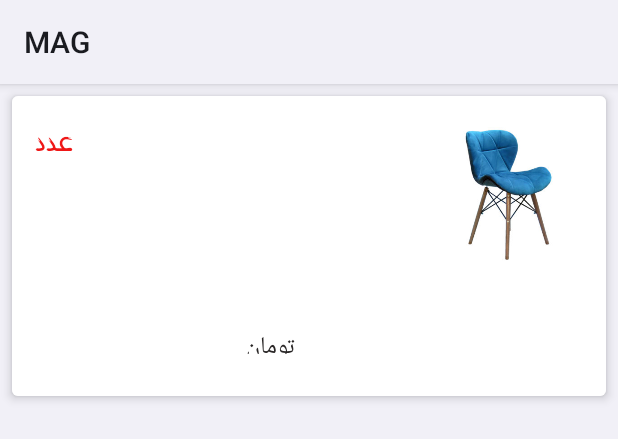
After one commit to mrparvaneh73/MAG-Market, an Android app: the layout placed_order_porduct_item.xml on its own in the app's theme, with its tools: preview values and no code run, on a phone screen of 412 x 824 dp. The commit adds this screen. Shown: the top 439 px of the screen. Run offline under Robolectric (Android 15) with nearby library versions, the phone set to English and light mode, and no system bars; network calls fail.

Commit message:
show details of each order

```diff
--- a/app/src/main/java/com/example/magmarket/data/remote/network/MarketService.kt
+++ b/app/src/main/java/com/example/magmarket/data/remote/network/MarketService.kt
@@ -91,6 +91,7 @@ interface MarketService {
     @GET("orders")
     suspend fun getPlacedOrders(
         @Query("customer") customer_id: Int,
+        @Query("status") status: String = "completed",
         @QueryMap tokens: Map<String, String> = BASE_PARAM
     ): Response<List<ResponseOrder>>
 
--- a/app/src/main/java/com/example/magmarket/ui/adapters/CartViewPagerAdapter.kt
+++ b/app/src/main/java/com/example/magmarket/ui/adapters/CartViewPagerAdapter.kt
@@ -5,7 +5,7 @@ import androidx.fragment.app.FragmentManager
 import androidx.lifecycle.Lifecycle
 import androidx.viewpager2.adapter.FragmentStateAdapter
 import com.example.magmarket.ui.cartfragment.CartFragment
-import com.example.magmarket.ui.cartfragment.MyOrdersFragment
+import com.example.magmarket.ui.placedordersfragment.MyOrdersFragment
 
 class CartViewPagerAdapter(fragmentManager: FragmentManager, lifecycle: Lifecycle):
     FragmentStateAdapter(fragmentManager,lifecycle) {
--- a/app/src/main/java/com/example/magmarket/ui/finalizeFragment/FinalizeOrderViewModel.kt
+++ b/app/src/main/java/com/example/magmarket/ui/finalizeFragment/FinalizeOrderViewModel.kt
@@ -46,7 +46,7 @@ class FinalizeOrderViewModel @Inject constructor(
         myorderId?.let {
             getAnOrder(it)
         }
-
+        getUser()
     }
 
     private val _coupon: MutableStateFlow<Resource<List<CouponResponse>>> =
@@ -71,11 +71,11 @@ class FinalizeOrderViewModel @Inject constructor(
 
     private fun getUser() {
         viewModelScope.launch {
+            delay(500)
             userDataStore.getUser().collect {
                 _userFromDataStore.emit(it)
             }
         }
-
     }
 
     fun getCustomer(id: Int) {
--- a/app/src/main/res/layout/fragment_cart.xml
+++ b/app/src/main/res/layout/fragment_cart.xml
@@ -4,13 +4,12 @@
     xmlns:tools="http://schemas.android.com/tools"
     android:layout_width="match_parent"
     android:layout_height="match_parent"
-    android:background="@color/background">
+    >
 
     <androidx.constraintlayout.widget.ConstraintLayout
         android:id="@+id/emptycart"
         android:layout_width="match_parent"
         android:layout_height="match_parent"
-        android:visibility="gone"
         app:layout_constraintBottom_toBottomOf="parent"
         app:layout_constraintEnd_toEndOf="parent"
         app:layout_constraintStart_toStartOf="parent"
@@ -33,12 +32,14 @@
 
         <androidx.constraintlayout.widget.ConstraintLayout
             android:layout_width="match_parent"
+            android:background="@color/background"
             android:layout_height="wrap_content">
 
             <androidx.recyclerview.widget.RecyclerView
                 android:id="@+id/cartRecyclerviw"
                 android:layout_width="match_parent"
                 android:layout_height="wrap_content"
+                android:background="@color/background"
                 app:layoutManager="androidx.recyclerview.widget.LinearLayoutManager"
                 app:layout_constraintBottom_toTopOf="@id/parent_detail"
                 app:layout_constraintEnd_toEndOf="parent"
--- /dev/null
+++ b/app/src/main/res/layout/placed_order_porduct_item.xml
@@ -0,0 +1,134 @@
+<?xml version="1.0" encoding="utf-8"?>
+<androidx.cardview.widget.CardView xmlns:android="http://schemas.android.com/apk/res/android"
+    xmlns:app="http://schemas.android.com/apk/res-auto"
+    xmlns:tools="http://schemas.android.com/tools"
+    android:layout_width="match_parent"
+    android:layout_height="200dp"
+    android:layout_margin="@dimen/standardMargin2x"
+    android:layout_marginHorizontal="@dimen/standardMargin0.5x"
+    android:backgroundTint="@color/whiteBackground"
+    app:cardCornerRadius="@dimen/standardMargin"
+    app:cardElevation="@dimen/standardMargin">
+
+    <androidx.constraintlayout.widget.ConstraintLayout
+        android:layout_width="match_parent"
+        android:layout_height="match_parent"
+        android:background="@color/background">
+
+        <ImageView
+            android:id="@+id/img_product"
+            android:layout_width="90dp"
+            android:layout_height="123dp"
+            android:layout_margin="@dimen/standardMargin"
+            android:layout_weight="60"
+            android:adjustViewBounds="true"
+
+            android:scaleType="fitCenter"
+            android:src="@drawable/sample"
+            app:layout_constraintBottom_toTopOf="@+id/tvnameproduct"
+            app:layout_constraintEnd_toEndOf="parent"
+            app:layout_constraintHorizontal_bias="0.947"
+            app:layout_constraintStart_toStartOf="parent"
+            app:layout_constraintTop_toTopOf="parent"
+            app:layout_constraintVertical_bias="0.0"
+            tools:ignore="ContentDescription" />
+
+        <TextView
+            android:id="@+id/tvnameproduct"
+            android:layout_width="wrap_content"
+            android:layout_height="wrap_content"
+            android:layout_marginBottom="56dp"
+            android:layout_weight="10"
+            android:fontFamily="@font/far_mitra"
+            android:gravity="center"
+            android:maxLines="2"
+            android:textColor="@color/text"
+            android:textSize="@dimen/TextSize3x"
+            app:layout_constraintBottom_toTopOf="@id/tvpriceproduct"
+
+            app:layout_constraintEnd_toStartOf="@+id/img_product"
+            app:layout_constraintHorizontal_bias="1.0"
+            app:layout_constraintStart_toStartOf="parent"
+            tools:ignore="SpUsage" />
+
+        <com.google.android.material.textview.MaterialTextView
+            android:id="@+id/tvpriceproduct"
+            android:layout_width="wrap_content"
+            android:layout_height="wrap_content"
+            android:layout_marginStart="104dp"
+            android:layout_marginBottom="28dp"
+            android:fontFamily="@font/farkhondeh"
+            android:text=""
+            android:textColor="@color/text"
+            android:textSize="@dimen/TextSize3x"
+            app:layout_constraintBottom_toBottomOf="parent"
+            app:layout_constraintStart_toStartOf="parent" />
+
+        <com.google.android.material.textview.MaterialTextView
+            android:id="@+id/tvquantityproduct"
+            android:layout_width="wrap_content"
+            android:layout_height="wrap_content"
+            android:fontFamily="@font/farkhondeh"
+            android:text=""
+            android:textColor="@color/red"
+            android:textSize="@dimen/TextSize4x"
+            app:layout_constraintBottom_toBottomOf="@+id/tvcount"
+            app:layout_constraintEnd_toStartOf="@+id/img_product"
+            app:layout_constraintHorizontal_bias="0.1"
+            app:layout_constraintStart_toEndOf="@+id/tvcount"
+            app:layout_constraintTop_toTopOf="@+id/tvcount"
+            app:layout_constraintVertical_bias="1.0" />
+
+        <com.google.android.material.textview.MaterialTextView
+            android:id="@+id/tvunit"
+            android:layout_width="wrap_content"
+            android:layout_height="0dp"
+            android:layout_marginStart="52dp"
+            android:layout_weight="10"
+            android:fontFamily="@font/boostan"
+            android:gravity="center"
+            android:text="@string/unit_of_currency"
+            android:textColor="@color/text"
+            android:textSize="@dimen/TextSize4x"
+            app:layout_constraintBottom_toBottomOf="@+id/tvpriceproduct"
+            app:layout_constraintStart_toEndOf="@+id/tvpriceproduct"
+            app:layout_constraintTop_toTopOf="@+id/tvpriceproduct"
+            app:layout_constraintVertical_bias="0.0"
+            tools:ignore="SpUsage" />
+
+
+        <com.google.android.material.textview.MaterialTextView
+            android:id="@+id/tvcount"
+            android:layout_width="wrap_content"
+            android:layout_height="0dp"
+            android:layout_marginTop="16dp"
+            android:layout_weight="10"
+            android:fontFamily="@font/farkhondeh"
+            android:gravity="center"
+            android:text="عدد"
+            android:textColor="@color/red"
+
+            android:textSize="@dimen/TextSize5x"
+            app:layout_constraintEnd_toStartOf="@+id/img_product"
+            app:layout_constraintHorizontal_bias="0.06"
+            app:layout_constraintStart_toStartOf="parent"
+            app:layout_constraintTop_toTopOf="parent"
+            tools:ignore="SpUsage" />
+
+        <com.google.android.material.textview.MaterialTextView
+            android:id="@+id/regularprice"
+            android:layout_width="wrap_content"
+            android:layout_height="wrap_content"
+            android:fontFamily="@font/farkhondeh"
+            android:text=""
+            android:textColor="#FF0000"
+            android:textSize="@dimen/TextSize3x"
+            app:layout_constraintBottom_toBottomOf="parent"
+            app:layout_constraintEnd_toEndOf="@+id/tvpriceproduct"
+            app:layout_constraintStart_toStartOf="@+id/tvpriceproduct"
+            app:layout_constraintTop_toBottomOf="@+id/tvpriceproduct" />
+
+
+    </androidx.constraintlayout.widget.ConstraintLayout>
+
+</androidx.cardview.widget.CardView>
```
Also changed, not shown: app/src/main/java/com/example/magmarket/ui/adapters/OrderPlacedAdapter.kt (+5 -2 lines), app/src/main/java/com/example/magmarket/ui/adapters/PlacedOrderDetailsAdapter.kt (added, +85 -0 lines), app/src/main/java/com/example/magmarket/ui/cartfragment/CartFragment.kt (+1 -7 lines), app/src/main/java/com/example/magmarket/ui/cartfragment/CartViewModel.kt (+10 -35 lines), app/src/main/java/com/example/magmarket/ui/placedordersfragment/EachPlacedOrderDetailsFragment.kt (added, +81 -0 lines), app/src/main/java/com/example/magmarket/ui/placedordersfragment/MyOrdersFragment.kt (renamed from app/src/main/java/com/example/magmarket/ui/cartfragment/MyOrdersFragment.kt, +49 -46 lines), app/src/main/java/com/example/magmarket/ui/placedordersfragment/MyOrdersViewModel.kt (added, +65 -0 lines), app/src/main/res/layout/fragment_each_placed_order.xml (added, +39 -0 lines), app/src/main/res/navigation/navigation.xml (+8 -1 lines).
